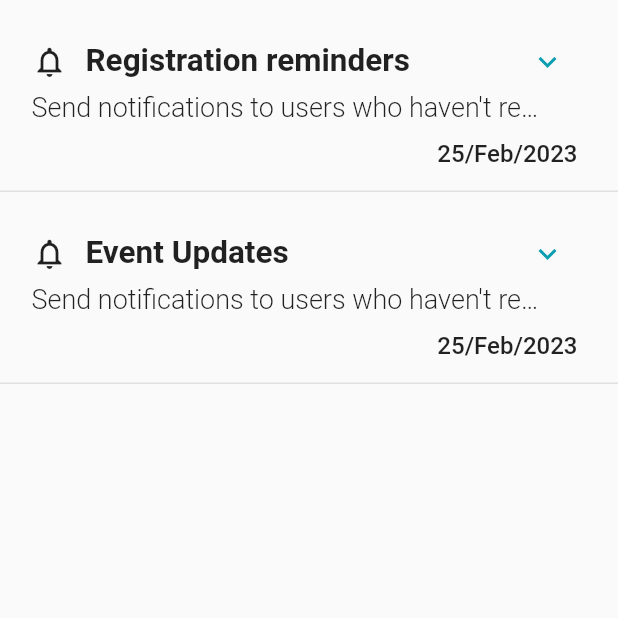
After one commit to WafaaSisalem/palestine, a Flutter app: the NotificationPage screen opened directly, on a phone screen of 412 x 824 dp, the top half of it. The commit adds this screen. Run offline on Flutter 3.47's test engine with Material 2 defaults, Android fonts, the phone set to English and light mode, and no system bars; drawn by our look-alikes of expandable; our stand-ins replace country_picker, flutter_calendar_carousel, flutter_screenutil, table_calendar.

Commit message:
notification

```diff
--- a/lib/colorhelper.dart
+++ b/lib/colorhelper.dart
@@ -17,4 +17,7 @@ class ColorHelper {
   static const greyFC = Color(0xffFCFEFE);
   static const greyF4 = Color(0xFFF4F9F9);
   static const greyF9FB = Color(0xFFF9FBFB);
+  static const greyD9 = Color(0xFFD9D9D9);
+  static const grey82 = Color(0xFF828485);
+  static const greyFB = Color(0xffFBFBFB);
 }
--- a/lib/main.dart
+++ b/lib/main.dart
@@ -1,5 +1,8 @@
 import 'package:flutter/material.dart';
+import 'package:palestine/bottom_nav.dart';
 import 'package:palestine/calendar.dart';
+import 'package:palestine/notification_page.dart';
+import 'package:palestine/square_event_card.dart';
 
 import 'calendartable.dart';
 import 'email_login_page.dart';
@@ -23,6 +26,6 @@ class MyApp extends StatelessWidget {
         theme: ThemeData(
           primarySwatch: Colors.blue,
         ),
-        home: const CalendarPage());
+        home: BottomNavWidget());
   }
 }
--- /dev/null
+++ b/lib/notification_page.dart
@@ -0,0 +1,116 @@
+import 'package:expandable/expandable.dart';
+import 'package:flutter/material.dart';
+
+import 'colorhelper.dart';
+
+const loremIpsum =
+    'Send notifications to users who haven\'t registered for an upcomingevent to re-mind them to sign up before the regis-tration deadline.';
+
+class NotificationPage extends StatelessWidget {
+  const NotificationPage({super.key});
+
+  @override
+  Widget build(BuildContext context) {
+    return Scaffold(
+      body: ExpandableTheme(
+        data: const ExpandableThemeData(
+          iconColor: ColorHelper.green0C,
+          useInkWell: true,
+        ),
+        child: ListView(
+          physics: const BouncingScrollPhysics(),
+          children: const [
+            NotificationWidget(
+              title: 'Registration reminders',
+              content: loremIpsum,
+              date: '25/Feb/2023',
+            ),
+            NotificationWidget(
+              title: 'Event Updates',
+              content: loremIpsum,
+              date: '25/Feb/2023',
+            ),
+          ],
+        ),
+      ),
+    );
+  }
+}
+
+class NotificationWidget extends StatelessWidget {
+  const NotificationWidget(
+      {super.key,
+      required this.title,
+      required this.content,
+      required this.date});
+  final String title;
+  final String content;
+  final String date;
+  @override
+  Widget build(BuildContext context) {
+    return ExpandableNotifier(
+        child: Container(
+      decoration: const BoxDecoration(
+          border: Border(bottom: BorderSide(color: Color(0x1a000000)))),
+      padding: const EdgeInsets.fromLTRB(21, 21, 27, 15),
+      child: Column(
+        children: [
+          ExpandablePanel(
+              theme: const ExpandableThemeData(
+                headerAlignment: ExpandablePanelHeaderAlignment.center,
+                tapBodyToCollapse: true,
+              ),
+              header: Row(children: [
+                const Icon(Icons.notifications_outlined),
+                const SizedBox(
+                  width: 12,
+                ),
+                buildNotificationTitle(title)
+              ]),
+              collapsed: Padding(
+                padding: const EdgeInsets.only(right: 23),
+                child: Text(
+                  loremIpsum,
+                  maxLines: 1,
+                  softWrap: true,
+                  overflow: TextOverflow.ellipsis,
+                  style: buildNotificationContentTextStyle(),
+                ),
+              ),
+              expanded: Padding(
+                padding: const EdgeInsets.only(right: 23),
+                child: Text(
+                  loremIpsum,
+                  style: buildNotificationContentTextStyle(),
+                ),
+              )),
+          const SizedBox(
+            height: 11,
+          ),
+          buildNotificationDate(date),
+        ],
+      ),
+    ));
+  }
+}
+
+Text buildNotificationTitle(title) {
+  return Text(
+    title,
+    style: const TextStyle(fontSize: 21, fontWeight: FontWeight.w600),
+  );
+}
+
+Align buildNotificationDate(date) {
+  return Align(
+    alignment: Alignment.centerRight,
+    child: Text(
+      date,
+      style: const TextStyle(fontSize: 16, fontWeight: FontWeight.w500),
+    ),
+  );
+}
+
+buildNotificationContentTextStyle() {
+  return const TextStyle(fontSize: 18, fontWeight: FontWeight.w300);
+}
--- a/pubspec.yaml
+++ b/pubspec.yaml
@@ -35,7 +35,8 @@ dependencies:
   flutter_calendar_carousel: ^2.4.2
   table_calendar: ^3.0.9
   intl: ^0.18.0
-
+  expandable: ^5.0.1
+  settings_ui: ^2.0.2
 dev_dependencies:
 
   # The "flutter_lints" package below contains a set of recommended lints to
```
Also changed, not shown: lib/app_text_style.dart (deleted, +0 -13 lines), lib/asset_helper.dart (added, +17 -0 lines), lib/bottom_nav.dart (added, +71 -0 lines), lib/event_card_widget.dart (+14 -8 lines), lib/settings_menu.dart (added, +116 -0 lines), lib/square_event_card.dart (added, +119 -0 lines), pubspec.lock.
